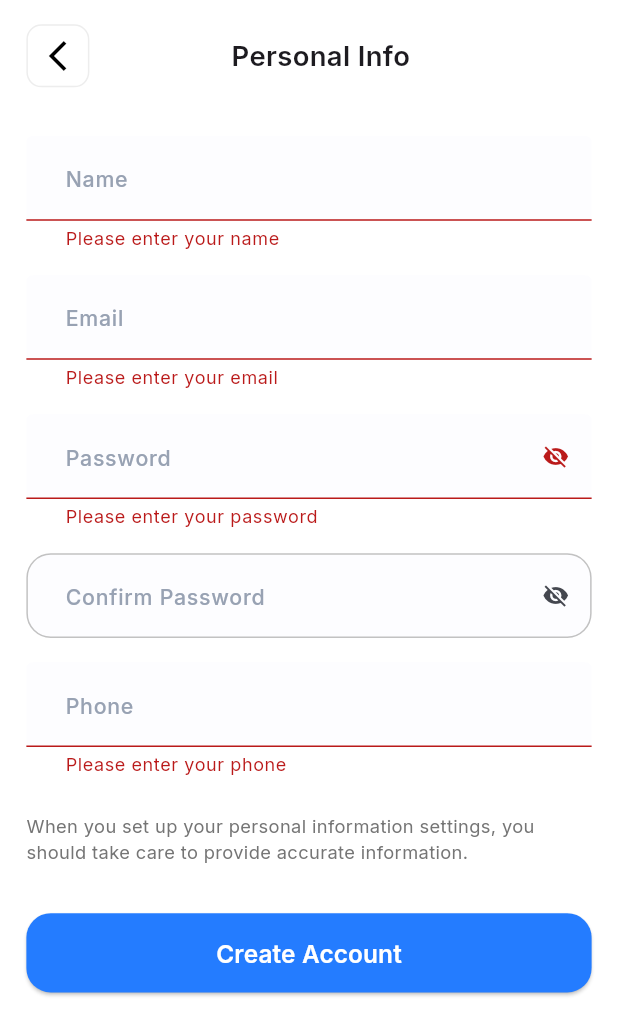
After one commit to Adham-Amin/DocDoc, a Flutter app: the PersonalView screen opened by its route, after a tap on "Create Account", on a phone screen of 412 x 824 dp. The commit adds this screen. Shown: the top 1035 px of the screen. Run offline on Flutter 3.47's test engine with Material 3 defaults, Android fonts, the phone set to English and light mode, and no system bars; our stand-ins replace dartz, date_picker_timeline, dio, flutter_bloc, flutter_rating, flutter_screenutil and 8 more; missing offline and left inert: animated_snack_bar; accounts and stored records are empty.

Commit message:
Done Update Personal Featured

```diff
--- a/lib/core/routes/app_routes.dart
+++ b/lib/core/routes/app_routes.dart
@@ -11,4 +11,6 @@ abstract class AppRoutes {
   static const String appointmentView = '/appointmentView';
   static const String appointmentDetailsView = '/appointmentDetailsView';
   static const String searchView = '/searchView';
+  static const String personalInfoView = '/personalInfoView';
+  static const String profileView = '/profileView';
 }
--- a/lib/core/routes/on_generate_route.dart
+++ b/lib/core/routes/on_generate_route.dart
@@ -8,6 +8,8 @@ import 'package:docdoc/features/home/domain/entities/doctor_entity.dart';
 import 'package:docdoc/features/home/presentation/views/home_view.dart';
 import 'package:docdoc/features/home/presentation/views/recommended_doctors_view.dart';
 import 'package:docdoc/features/onbording/presentation/view/onbording_view.dart';
+import 'package:docdoc/features/personal_info/presentation/views/personal_view.dart';
+import 'package:docdoc/features/profile/presentation/views/profile_view.dart';
 import 'package:docdoc/features/search/presentation/views/search_view.dart';
 import 'package:docdoc/features/speciality/presentation/views/doctors_speciality_view.dart';
 import 'package:docdoc/features/speciality/presentation/views/speciality_view.dart';
@@ -24,6 +26,10 @@ Route<dynamic> onGenerateRoute(RouteSettings settings) {
       return MaterialPageRoute(builder: (_) => RegisterView());
     case AppRoutes.mainView:
       return MaterialPageRoute(builder: (_) => MainView());
+    case AppRoutes.profileView:
+      return MaterialPageRoute(builder: (_) => ProfileView());
+    case AppRoutes.personalInfoView:
+      return MaterialPageRoute(builder: (_) => PersonalView());
     case AppRoutes.homeView:
       return MaterialPageRoute(builder: (_) => HomeView());
     case AppRoutes.searchView:
--- /dev/null
+++ b/lib/features/personal_info/data/models/personal_request.dart
@@ -0,0 +1,28 @@
+class PersonalRequest {
+  final String name;
+  final String email;
+  final String phone;
+  final String gender;
+  final String password;
+  final String confirmPassword;
+
+  PersonalRequest({
+    required this.name,
+    required this.email,
+    required this.phone,
+    required this.gender,
+    required this.password,
+    required this.confirmPassword,
+  });
+
+  Map<String, dynamic> toMap() {
+    return <String, dynamic>{
+      'name': name,
+      'email': email,
+      'phone': phone,
+      'gender': gender,
+      'password': password,
+      'password_confirmation': confirmPassword,
+    };
+  }
+}
--- /dev/null
+++ b/lib/features/personal_info/domain/repo/personal_repo.dart
@@ -0,0 +1,9 @@
+import 'package:dartz/dartz.dart';
+import 'package:docdoc/core/errors/failure.dart';
+import 'package:docdoc/features/personal_info/data/models/personal_request.dart';
+
+abstract class PersonalRepo {
+  Future<Either<Failure, void>> updatePersonalInfo({
+    required PersonalRequest personalRequest,
+  });
+}
--- /dev/null
+++ b/lib/features/personal_info/presentation/cubit/personal_cubit.dart
@@ -0,0 +1,24 @@
+import 'package:docdoc/features/personal_info/data/models/personal_request.dart';
+import 'package:docdoc/features/personal_info/domain/repo/personal_repo.dart';
+import 'package:flutter_bloc/flutter_bloc.dart';
+
+part 'personal_state.dart';
+
+class PersonalCubit extends Cubit<PersonalState> {
+  PersonalCubit({required this.personalRepo}) : super(PersonalInitial());
+
+  final PersonalRepo personalRepo;
+
+  Future<void> updatePersonalInfo({
+    required PersonalRequest personalRequest,
+  }) async {
+    emit(PersonalLoading());
+    final result = await personalRepo.updatePersonalInfo(
+      personalRequest: personalRequest,
+    );
+    result.fold(
+      (failure) => emit(PersonalError(message: failure.message)),
+      (r) => emit(PersonalLoaded()),
+    );
+  }
+}
--- /dev/null
+++ b/lib/features/personal_info/presentation/cubit/personal_state.dart
@@ -0,0 +1,14 @@
+part of 'personal_cubit.dart';
+
+sealed class PersonalState {}
+
+final class PersonalInitial extends PersonalState {}
+
+final class PersonalLoading extends PersonalState {}
+
+final class PersonalLoaded extends PersonalState {}
+
+final class PersonalError extends PersonalState {
+  final String message;
+  PersonalError({required this.message});
+}
--- /dev/null
+++ b/lib/features/personal_info/presentation/views/personal_view.dart
@@ -0,0 +1,18 @@
+import 'package:docdoc/core/di/service_locator.dart';
+import 'package:docdoc/features/personal_info/domain/repo/personal_repo.dart';
+import 'package:docdoc/features/personal_info/presentation/cubit/personal_cubit.dart';
+import 'package:docdoc/features/personal_info/presentation/widgets/personal_view_body.dart';
+import 'package:flutter/material.dart';
+import 'package:flutter_bloc/flutter_bloc.dart';
+
+class PersonalView extends StatelessWidget {
+  const PersonalView({super.key});
+
+  @override
+  Widget build(BuildContext context) {
+    return BlocProvider(
+      create: (context) => PersonalCubit(personalRepo: getIt<PersonalRepo>()),
+      child: Scaffold(body: SafeArea(child: PersonalViewBody())),
+    );
+  }
+}
--- /dev/null
+++ b/lib/features/personal_info/presentation/widgets/personal_view_body.dart
@@ -0,0 +1,225 @@
+import 'package:animated_snack_bar/animated_snack_bar.dart';
+import 'package:docdoc/core/routes/app_routes.dart';
+import 'package:docdoc/core/utils/app_colors.dart';
+import 'package:docdoc/core/utils/app_styles.dart';
+import 'package:docdoc/core/widgets/custom_app_bar.dart';
+import 'package:docdoc/core/widgets/custom_button.dart';
+import 'package:docdoc/core/widgets/custom_snack_bar.dart';
+import 'package:docdoc/core/widgets/custom_text_form_field.dart';
+import 'package:docdoc/core/widgets/height_and_width.dart';
+import 'package:docdoc/features/personal_info/data/models/personal_request.dart';
+import 'package:docdoc/features/personal_info/presentation/cubit/personal_cubit.dart';
+import 'package:flutter/material.dart';
+import 'package:flutter_bloc/flutter_bloc.dart';
+import 'package:flutter_screenutil/flutter_screenutil.dart';
+
+class PersonalViewBody extends StatefulWidget {
+  const PersonalViewBody({super.key});
+
+  @override
+  State<PersonalViewBody> createState() => _PersonalViewBodyState();
+}
+
+class _PersonalViewBodyState extends State<PersonalViewBody> {
+  bool isObscure = true;
+  final GlobalKey<FormState> _formKey = GlobalKey<FormState>();
+  AutovalidateMode autovalidateMode = AutovalidateMode.disabled;
+
+  late TextEditingController nameController,
+      emailController,
+      passwordController,
+      phoneController,
+      confirmPassController;
+
+  @override
+  void initState() {
+    super.initState();
+    nameController = TextEditingController();
+    emailController = TextEditingController();
+    passwordController = TextEditingController();
+    phoneController = TextEditingController();
+    confirmPassController = TextEditingController();
+  }
+
+  @override
+  void dispose() {
+    nameController.dispose();
+    emailController.dispose();
+    passwordController.dispose();
+    phoneController.dispose();
+    confirmPassController.dispose();
+    super.dispose();
+  }
+
+  @override
+  Widget build(BuildContext context) {
+    return BlocListener<PersonalCubit, PersonalState>(
+      listener: (context, state) {
+        if (state is PersonalLoading) {
+          showDialog(
+            context: context,
+            barrierDismissible: false,
+            builder: (context) => Center(
+              child: CircularProgressIndicator(color: AppColors.primary),
+            ),
+          );
+        }
+        if (state is PersonalError) {
+          Navigator.pop(context);
+          customSnackBar(
+            context: context,
+            message: state.message,
+            type: AnimatedSnackBarType.error,
+          );
+        }
+        if (state is PersonalLoaded) {
+          Navigator.pop(context);
+          customSnackBar(
+            context: context,
+            message: 'Personal info updated successfully!',
+            type: AnimatedSnackBarType.success,
+          );
+          Navigator.pushNamedAndRemoveUntil(
+            context,
+            AppRoutes.loginView,
+            (route) => false,
+          );
+        }
+      },
+      child: SingleChildScrollView(
+        child: Padding(
+          padding: EdgeInsets.symmetric(horizontal: 16.w),
+          child: Form(
+            key: _formKey,
+            autovalidateMode: autovalidateMode,
+            child: Column(
+              children: [
+                HeightBox(16),
+                CustomAppBar(title: 'Personal Info'),
+                HeightBox(32),
+                CustomTextFormField(
+                  hintText: 'Name',
+                  controller: nameController,
+                  keyboardType: TextInputType.name,
+                  validator: (name) => name == null || name.isEmpty
+                      ? 'Please enter your name'
+                      : null,
+                ),
+                HeightBox(16),
+                CustomTextFormField(
+                  validator: (email) {
+                    if (email == null || email.isEmpty) {
+                      return 'Please enter your email';
+                    } else if (!RegExp(
+                      r'^[\w-\.]+@([\w-]+\.)+[\w-]{2,4}$',
+                    ).hasMatch(email)) {
+                      return 'Please enter a valid email';
+                    }
+                    return null;
+                  },
+                  controller: emailController,
+                  hintText: 'Email',
+                  keyboardType: TextInputType.emailAddress,
+                ),
+                HeightBox(16),
+                CustomTextFormField(
+                  validator: (pass) {
+                    if (pass == null || pass.isEmpty) {
+                      return 'Please enter your password';
+                    } else if (pass.length < 6 &&
+                        !RegExp(
+                          r'^(?=.*[A-Za-z])(?=.*\d)[A-Za-z\d]{6,}$',
+                        ).hasMatch(pass)) {
+                      return 'Password must be at least 6 characters long and contain at least one letter and one number';
+                    }
+                    return null;
+                  },
+                  controller: passwordController,
+                  hintText: 'Password',
+                  obscureText: isObscure,
+                  suffixIcon: GestureDetector(
+                    onTap: () {
+                      setState(() {
+                        isObscure = !isObscure;
+                      });
+                    },
+                    child: isObscure
+                        ? Icon(Icons.visibility_off)
+                        : Icon(Icons.visibility),
+                  ),
+                ),
+                HeightBox(16),
+                CustomTextFormField(
+                  validator: (pass) {
+                    if (pass != passwordController.text) {
+                      return 'Password does not match';
+                    }
+                    return null;
+                  },
+                  controller: confirmPassController,
+                  hintText: 'Confirm Password',
+                  obscureText: isObscure,
+                  suffixIcon: GestureDetector(
+                    onTap: () {
+                      setState(() {
+                        isObscure = !isObscure;
+                      });
+                    },
+                    child: isObscure
+                        ? Icon(Icons.visibility_off)
+                        : Icon(Icons.visibility),
+                  ),
+                ),
+                HeightBox(16),
+                CustomTextFormField(
+                  validator: (phone) {
+                    if (phone == null || phone.isEmpty) {
+                      return 'Please enter your phone';
+                    } else if (!RegExp(r'^[0-9]{10,15}$').hasMatch(phone)) {
+                      return 'Please enter a valid phone number';
+                    }
+                    return null;
+                  },
+                  controller: phoneController,
+                  hintText: 'Phone',
+                  keyboardType: TextInputType.number,
+                ),
+                HeightBox(24),
+                Text(
+                  'When you set up your personal information settings, you should take care to provide accurate information.',
+                  style: AppStyles.textRegular12.copyWith(
+                    color: AppColors.grey,
+                  ),
+                ),
+                HeightBox(32),
+                CustomButton(
+                  onTap: () {
+                    if (_formKey.currentState!.validate()) {
+                      _formKey.currentState!.save();
+                      context.read<PersonalCubit>().updatePersonalInfo(
+                        personalRequest: PersonalRequest(
+                          name: nameController.text,
+                          email: emailController.text,
+                          password: passwordController.text,
+                          confirmPassword: confirmPassController.text,
+                          phone: phoneController.text,
+                          gender: '0',
+                        ),
+                      );
+                    } else {
+                      setState(() {
+                        autovalidateMode = AutovalidateMode.always;
+                      });
+                    }
+                  },
+                  title: 'Create Account',
+                ),
+                HeightBox(16),
+              ],
+            ),
+          ),
+        ),
+      ),
+    );
+  }
+}
--- a/lib/features/profile/presentation/widgets/profile_view_body.dart
+++ b/lib/features/profile/presentation/widgets/profile_view_body.dart
@@ -40,6 +40,10 @@ class ProfileViewBody extends StatelessWidget {
                     ),
                     HeightBox(24),
                     CustomListTile(
+                      onTap: () => Navigator.pushNamed(
+                        context,
+                        AppRoutes.personalInfoView,
+                      ),
                       title: 'Personal Information',
                       icon: Icons.person,
                       color: Color(0xff247CFF),
--- a/lib/features/search/presentation/widgets/search_view_body.dart
+++ b/lib/features/search/presentation/widgets/search_view_body.dart
@@ -65,7 +65,9 @@ class _SearchViewBodyState extends State<SearchViewBody> {
                   if (controller.text.isEmpty) {
                     return RecentSearchSection(
                       onChanged: (query) {
+                        context.read<SearchCubit>().search(query: query);
                         controller.text = query;
+                        setState(() {});
                       },
                     );
                   }
```
Also changed, not shown: lib/core/di/service_locator.dart (+12 -0 lines), lib/features/personal_info/data/data_source/remote_personal_data_source.dart (added, +19 -0 lines), lib/features/personal_info/data/repos/personal_repo_impl.dart (added, +28 -0 lines).
